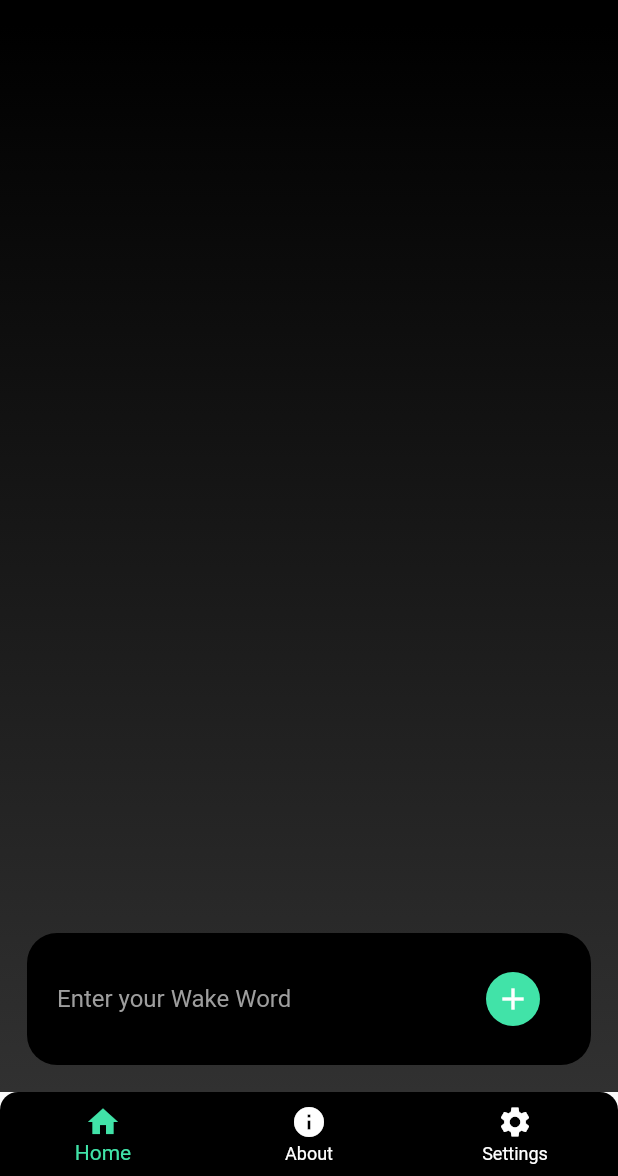
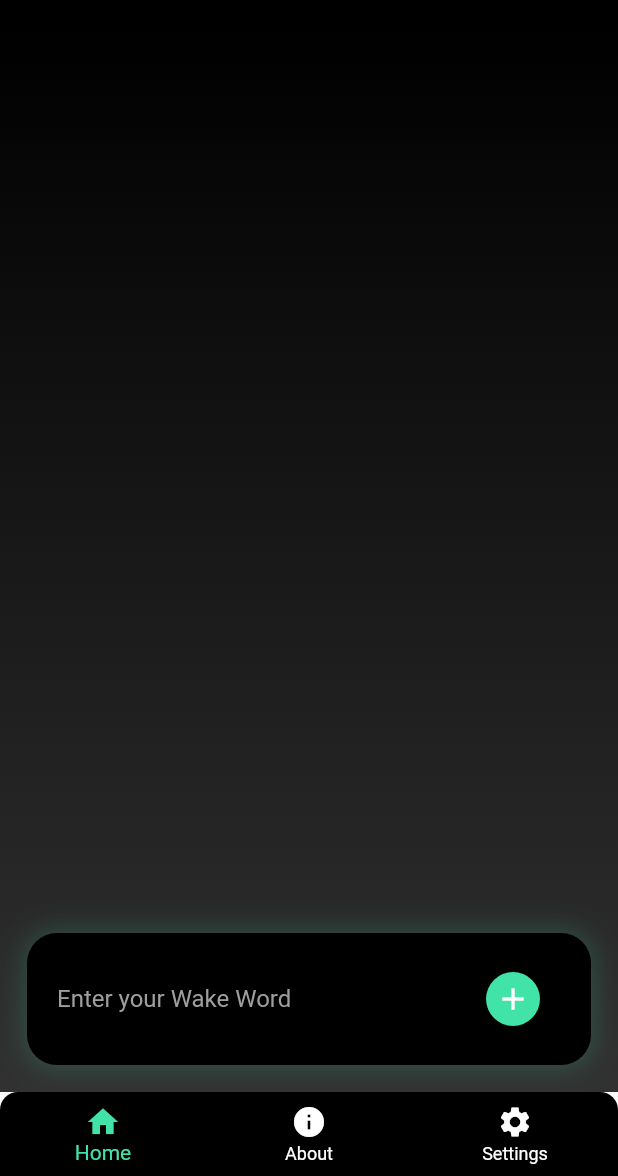
Before and after one commit to mukundsolanki/Pratyaksh-AR, a Flutter app: the HomePage screen opened directly, on a phone screen of 412 x 824 dp, the part 60-1236 px from its top. Run offline on Flutter 3.47's test engine with Material 2 defaults, Android fonts, the light colour scheme and no system bars; our stand-ins replace flutter_svg, slide_to_act.

Commit message:
Required function to pass to bottom sheet

```diff
--- a/pratyakshapp/lib/home_page.dart
+++ b/pratyakshapp/lib/home_page.dart
@@ -51,8 +51,7 @@ class _HomePageState extends State<HomePage> {
     showModalBottomSheet(
       context: context,
       shape: RoundedRectangleBorder(
-        borderRadius: BorderRadius.vertical(top: Radius.circular(30))
-      ),
+          borderRadius: BorderRadius.vertical(top: Radius.circular(30))),
       builder: (BuildContext context) {
         return BottomSheetContent();
       },
@@ -76,7 +75,8 @@ class _HomePageState extends State<HomePage> {
           IconButton(
             icon: Icon(Icons.cloud_upload_outlined),
             onPressed: () {
-              _showBottomSheet(context); //REQUIRED to Pass the BuildContext to the function
+              _showBottomSheet(
+                  context); //REQUIRED to Pass the BuildContext to the function
             },
           ),
         ],
@@ -175,6 +175,14 @@ class _HomePageState extends State<HomePage> {
             padding: EdgeInsets.all(20),
             margin: EdgeInsets.all(18),
             decoration: BoxDecoration(
+              boxShadow: [
+                BoxShadow(
+                  color: Color.fromARGB(255, 65, 227, 168).withOpacity(0.2),
+                  spreadRadius: 2,
+                  blurRadius: 15,
+                  offset: Offset(0, 0),
+                ),
+              ],
               color: Colors.black,
               borderRadius: BorderRadius.circular(20),
             ),
```
